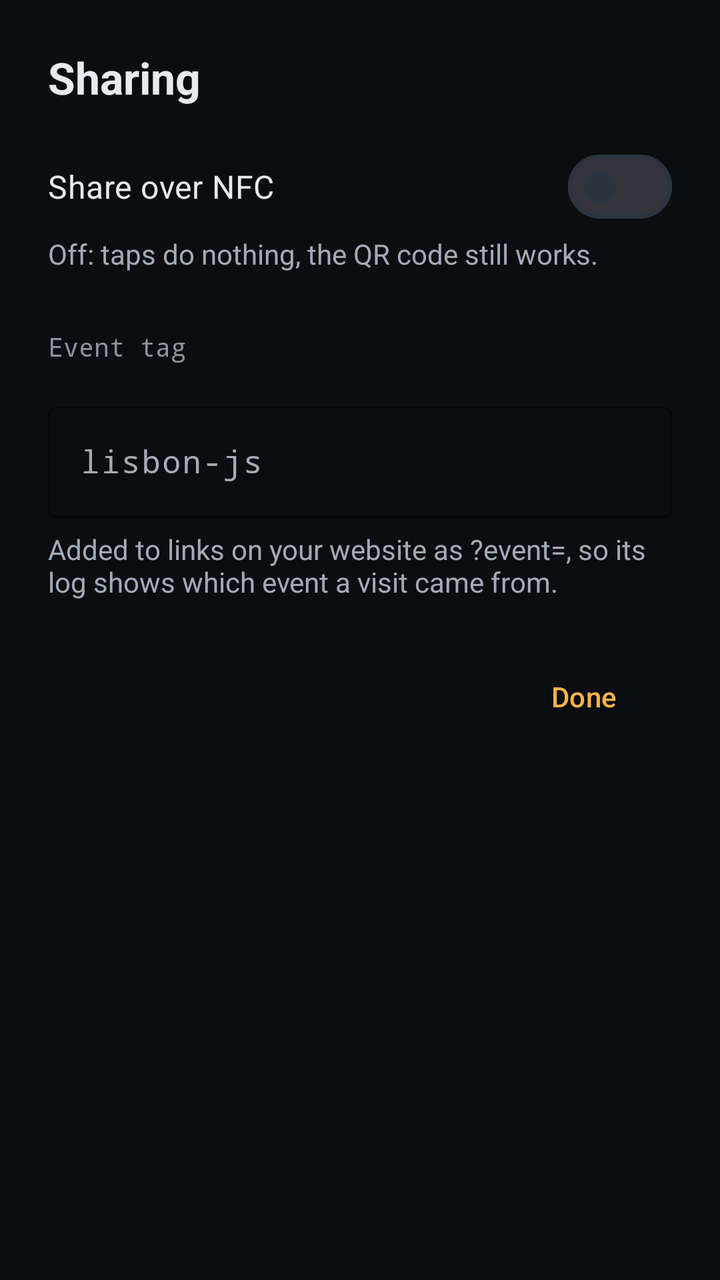
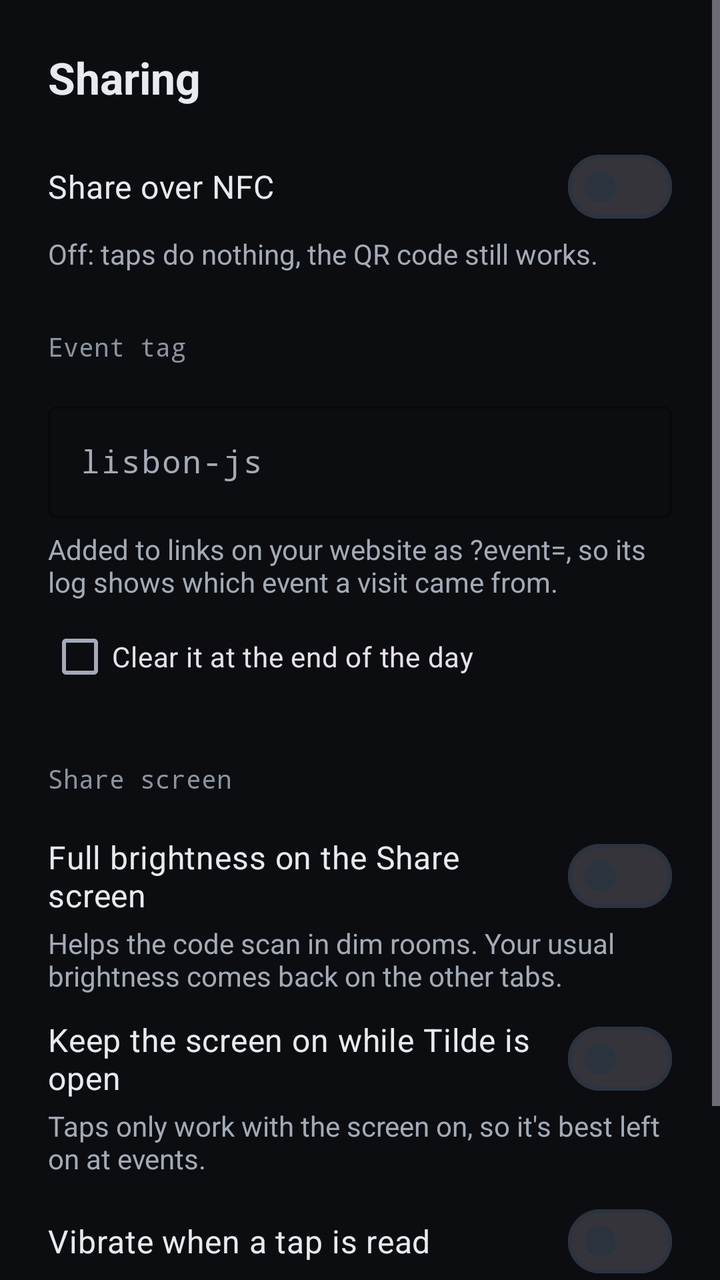

Before-and-after screenshots of an Android layout around one commit, followed by the original layout XML and the change that was made.
<!-- AndroidManifest.xml: application theme Theme.Tilde -->
<!-- res/layout/page_sharing.xml -->
<?xml version="1.0" encoding="utf-8"?>
<ScrollView xmlns:android="http://schemas.android.com/apk/res/android"
    xmlns:app="http://schemas.android.com/apk/res-auto"
    style="@style/Panel"
    android:fitsSystemWindows="true">

    <LinearLayout
        android:layout_width="match_parent"
        android:layout_height="wrap_content"
        android:orientation="vertical"
        android:padding="24dp">

        <TextView style="@style/StepTitle" android:text="@string/settings_sharing" android:textSize="22sp" />

        <com.google.android.material.materialswitch.MaterialSwitch
            android:id="@+id/toggle"
            android:layout_width="match_parent"
            android:layout_height="wrap_content"
            android:layout_marginTop="16dp"
            android:minHeight="48dp"
            android:text="@string/toggle"
            android:textColor="@color/text"
            android:textSize="16sp" />

        <TextView style="@style/Hint" android:text="@string/toggle_detail" />

        <TextView style="@style/Label" android:layout_marginTop="28dp" android:text="@string/settings_event" />

        <com.google.android.material.textfield.TextInputLayout
            style="@style/Field"
            android:hint="@string/event_hint"
            android:labelFor="@id/event">

            <com.google.android.material.textfield.TextInputEditText
                android:id="@+id/event"
                android:layout_width="match_parent"
                android:layout_height="wrap_content"
                android:fontFamily="monospace"
                android:imeOptions="actionDone"
                android:importantForAutofill="no"
                android:inputType="text" />
        </com.google.android.material.textfield.TextInputLayout>

        <TextView style="@style/Hint" android:layout_marginTop="6dp" android:text="@string/event_detail" />

        <com.google.android.material.button.MaterialButton
            android:id="@+id/page_done"
            style="@style/Widget.Material3.Button.TextButton"
            android:layout_width="wrap_content"
            android:layout_height="wrap_content"
            android:layout_gravity="end"
            android:layout_marginTop="24dp"
            android:text="@string/write_close" />
    </LinearLayout>
</ScrollView>
<!-- resources referenced by this layout -->
<resources>
  <color name="text">#E7EAEE</color>
  <string name="event_detail">Added to links on your website as ?event=, so its log shows which event a visit came from.</string>
  <string name="event_hint">lisbon-js</string>
  <string name="settings_event">Event tag</string>
  <string name="settings_sharing">Sharing</string>
  <string name="toggle">Share over NFC</string>
  <string name="toggle_detail">Off: taps do nothing, the QR code still works.</string>
  <string name="write_close">Done</string>
  <style name="Field" parent="Widget.Material3.TextInputLayout.OutlinedBox">
          <item name="android:layout_width">match_parent</item>
          <item name="android:layout_height">wrap_content</item>
          <item name="android:layout_marginTop">8dp</item>
          <item name="boxStrokeColor">@color/accent</item>
          <item name="hintTextColor">@color/accent</item>
      </style>
  <style name="Hint">
          <item name="android:layout_width">match_parent</item>
          <item name="android:layout_height">wrap_content</item>
          <item name="android:textColor">@color/muted</item>
          <item name="android:textSize">14sp</item>
      </style>
  <style name="Label">
          <item name="android:layout_width">wrap_content</item>
          <item name="android:layout_height">wrap_content</item>
          <item name="android:layout_marginTop">24dp</item>
          <item name="android:layout_marginBottom">8dp</item>
          <item name="android:fontFamily">monospace</item>
          <item name="android:textColor">@color/dim</item>
          <item name="android:textSize">13sp</item>
      </style>
  <style name="Panel">
          <item name="android:layout_width">match_parent</item>
          <item name="android:layout_height">match_parent</item>
          <item name="android:fillViewport">true</item>
      </style>
  <style name="StepTitle">
          <item name="android:layout_width">match_parent</item>
          <item name="android:layout_height">wrap_content</item>
          <item name="android:textColor">@color/text</item>
          <item name="android:textSize">28sp</item>
          <item name="android:textStyle">bold</item>
      </style>
  <color name="accent">#FFB547</color>
  <color name="muted">#A2ABB6</color>
  <color name="dim">#8A94A0</color>
  <color name="bg">#0B0D10</color>
  <color name="accent_soft">#33FFB547</color>
  <color name="panel">#11151A</color>
  <color name="panel_raised">#151A20</color>
  <color name="line_strong">#2B343E</color>
  <color name="line">#1F262E</color>
  <style name="ThemeOverlay.Tilde.BottomSheet" parent="ThemeOverlay.Material3.BottomSheetDialog">
          <item name="colorSurfaceContainerLow">@color/panel</item>
      </style>
  <!-- unchanged entries left out for length: 1 -->
</resources>

<!-- the commit's change to res/layout/page_sharing.xml (unified diff, before → after) -->
@@ -43,6 +43,49 @@
 
         <TextView style="@style/Hint" android:layout_marginTop="6dp" android:text="@string/event_detail" />
 
+        <com.google.android.material.checkbox.MaterialCheckBox
+            android:id="@+id/event_auto_clear"
+            android:layout_width="wrap_content"
+            android:layout_height="wrap_content"
+            android:layout_marginTop="4dp"
+            android:text="@string/event_auto_clear" />
+
+        <TextView style="@style/Label" android:layout_marginTop="28dp" android:text="@string/settings_share_screen" />
+
+        <com.google.android.material.materialswitch.MaterialSwitch
+            android:id="@+id/full_brightness"
+            android:layout_width="match_parent"
+            android:layout_height="wrap_content"
+            android:layout_marginTop="8dp"
+            android:minHeight="48dp"
+            android:text="@string/share_full_brightness"
+            android:textColor="@color/text"
+            android:textSize="16sp" />
+
+        <TextView style="@style/Hint" android:text="@string/share_full_brightness_detail" />
+
+        <com.google.android.material.materialswitch.MaterialSwitch
+            android:id="@+id/keep_screen_on"
+            android:layout_width="match_parent"
+            android:layout_height="wrap_content"
+            android:layout_marginTop="8dp"
+            android:minHeight="48dp"
+            android:text="@string/share_keep_screen_on"
+            android:textColor="@color/text"
+            android:textSize="16sp" />
+
+        <TextView style="@style/Hint" android:text="@string/share_keep_screen_on_detail" />
+
+        <com.google.android.material.materialswitch.MaterialSwitch
+            android:id="@+id/vibrate"
+            android:layout_width="match_parent"
+            android:layout_height="wrap_content"
+            android:layout_marginTop="8dp"
+            android:minHeight="48dp"
+            android:text="@string/share_vibrate"
+            android:textColor="@color/text"
+            android:textSize="16sp" />
+
         <com.google.android.material.button.MaterialButton
             android:id="@+id/page_done"
             style="@style/Widget.Material3.Button.TextButton"
<!-- resource entries referenced after the edit -->
@@ -1,10 +1,17 @@
 <!-- resources referenced by this layout -->
 <resources>
   <color name="text">#E7EAEE</color>
+  <string name="event_auto_clear">Clear it at the end of the day</string>
   <string name="event_detail">Added to links on your website as ?event=, so its log shows which event a visit came from.</string>
   <string name="event_hint">lisbon-js</string>
   <string name="settings_event">Event tag</string>
+  <string name="settings_share_screen">Share screen</string>
   <string name="settings_sharing">Sharing</string>
+  <string name="share_full_brightness">Full brightness on the Share screen</string>
+  <string name="share_full_brightness_detail">Helps the code scan in dim rooms. Your usual brightness comes back on the other tabs.</string>
+  <string name="share_keep_screen_on">Keep the screen on while Tilde is open</string>
+  <string name="share_keep_screen_on_detail">Taps only work with the screen on, so it\'s best left on at events.</string>
+  <string name="share_vibrate">Vibrate when a tap is read</string>
   <string name="toggle">Share over NFC</string>
   <string name="toggle_detail">Off: taps do nothing, the QR code still works.</string>
   <string name="write_close">Done</string>
